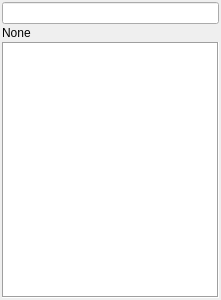
Before: the Qt Designer form composer-plugins/properties-view/ui/PropertyEditorWidget.ui in TeleMidia/nclcomposer, drawn with Qt 5.
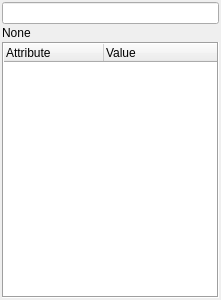
After: the same form once the commit is applied. Custom widgets are drawn as their Qt base class.

Commit message:
[plugins] maint: Keep filtering text even when changing the current element.
* properties-view/src/PropertyEditor.cpp: Likewise.
* properties-view/ui/PropertyEditorWidget.ui: Add headers to table.

Patch:
```diff
--- a/composer-plugins/properties-view/ui/PropertyEditorWidget.ui
+++ b/composer-plugins/properties-view/ui/PropertyEditorWidget.ui
@@ -54,7 +54,7 @@
       <number>2</number>
      </property>
      <attribute name="horizontalHeaderVisible">
-      <bool>false</bool>
+      <bool>true</bool>
      </attribute>
      <attribute name="horizontalHeaderCascadingSectionResizes">
       <bool>true</bool>
@@ -103,6 +103,9 @@
         <strikeout>false</strikeout>
        </font>
       </property>
+      <property name="textAlignment">
+       <set>AlignLeft|AlignVCenter</set>
+      </property>
      </column>
     </widget>
    </item>
```
The commit also changes 1 other file.
